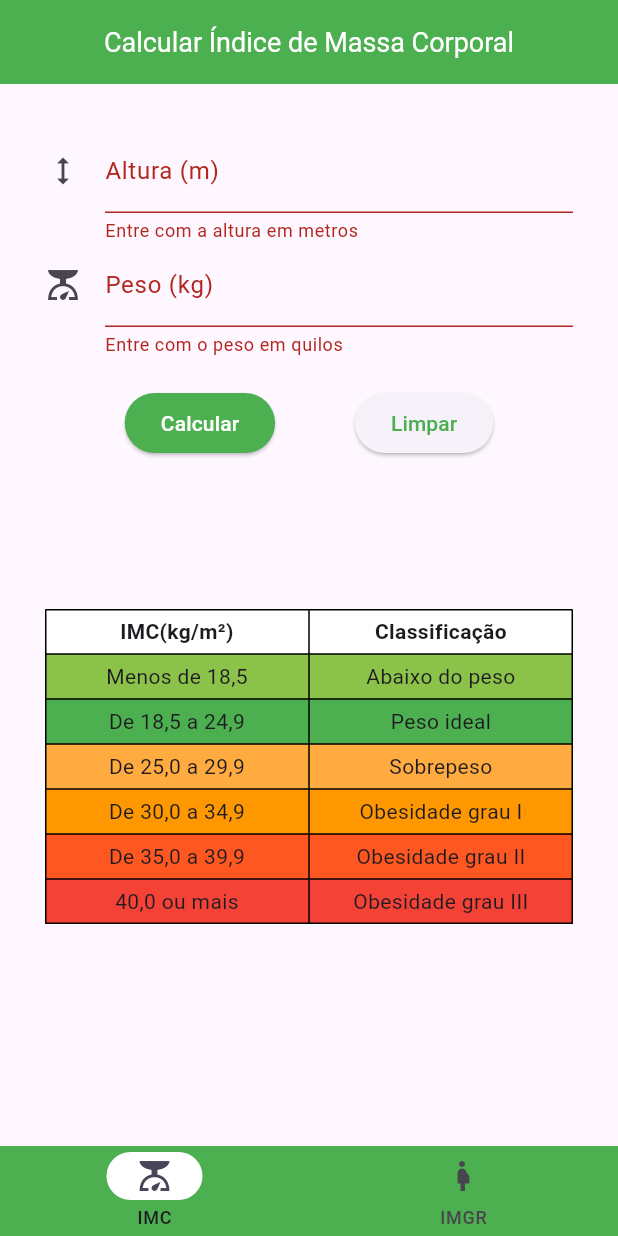
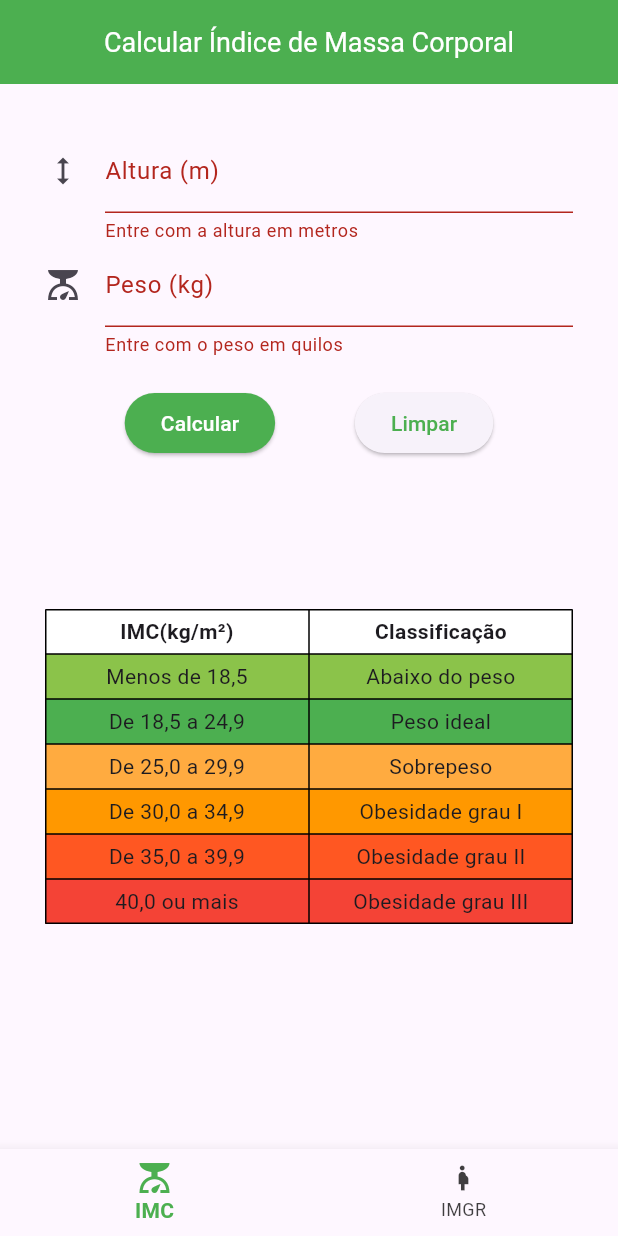
Before and after one commit to flavioh-assis/bmi_rfm_calculator, a Flutter app: the screen it shows after launch, after a tap on "Calcular", on a phone screen of 412 x 824 dp. Run offline on Flutter 3.47's test engine with Material 3 defaults, Android fonts, the phone set to English and light mode, and no system bars; our stand-ins replace mask_text_input_formatter.

```diff
--- a/lib/widgets/bottom_nav_bar.dart
+++ b/lib/widgets/bottom_nav_bar.dart
@@ -15,35 +15,38 @@ class BottomNavBar extends StatefulWidget {
 }
 
 class _BottomNavBarState extends State<BottomNavBar> {
+  void _onItemTapped(int index) {
+    setState(() {
+      widget.updatePageIndex(index);
+    });
+  }
+
   @override
   Widget build(BuildContext context) {
-    return NavigationBar(
-      backgroundColor: Theme.of(context).primaryColor,
-      destinations: const [
-        NavigationDestination(
+    return BottomNavigationBar(
+      currentIndex: widget.currentPageIndex,
+      type: BottomNavigationBarType.fixed,
+      onTap: _onItemTapped,
+      showSelectedLabels: true,
+      selectedFontSize: 14,
+      selectedIconTheme: const IconThemeData(size: 24),
+      selectedItemColor: Theme.of(context).primaryColor,
+      selectedLabelStyle: const TextStyle(fontWeight: FontWeight.bold),
+      unselectedFontSize: 12,
+      unselectedIconTheme: const IconThemeData(size: 20),
+      unselectedItemColor: Colors.black.withOpacity(.75),
+      items: const [
+        BottomNavigationBarItem(
           label: 'IMC',
           icon: Icon(Icons.scale_outlined),
-          selectedIcon: Icon(Icons.scale),
-          tooltip: 'Índice de Massa Corporal',
+          activeIcon: Icon(Icons.scale),
         ),
-        NavigationDestination(
+        BottomNavigationBarItem(
           label: 'IMGR',
           icon: Icon(Icons.pregnant_woman_outlined),
-          selectedIcon: Icon(Icons.pregnant_woman),
-          tooltip: 'Índice de Massa Gorda Relativa',
+          activeIcon: Icon(Icons.pregnant_woman),
         ),
       ],
-      height: 60,
-      indicatorColor: Colors.white,
-      onDestinationSelected: (int index) {
-        setState(() {
-          widget.updatePageIndex(index);
-        });
-      },
-      overlayColor: const MaterialStatePropertyAll<Color>(
-        Color.fromARGB(255, 226, 226, 226),
-      ),
-      selectedIndex: widget.currentPageIndex,
     );
   }
 }
```
